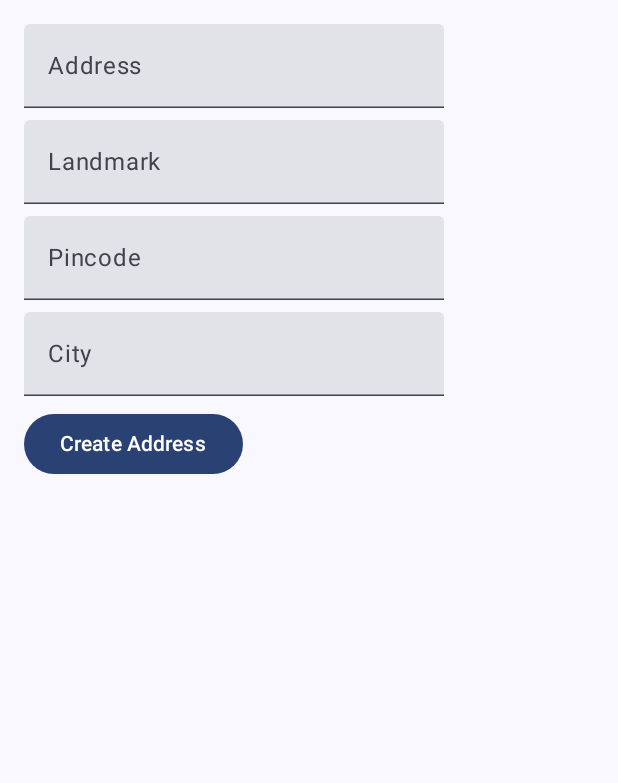
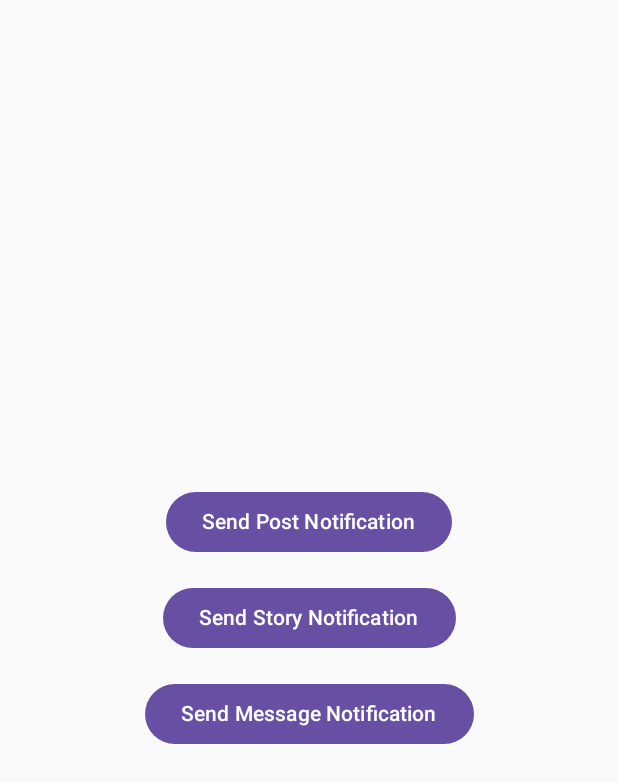
Before and after one commit to Mamta2907/compose_and_mvvm, an Android app built with Jetpack Compose: the screen it shows after launch (ScrapProductsActivity before the commit, NotificationActivity after it), on a phone screen of 412 x 824 dp. Shown: the top 783 px of the screen. Run offline under Robolectric (Android 15) with nearby library versions, the phone set to English and light mode, and no system bars.

Commit message:
notification with diffrent channels

```diff
--- a/app/src/main/java/com/mamta/fdcompose/LoginActivity.kt
+++ b/app/src/main/java/com/mamta/fdcompose/activity/LoginActivity.kt
@@ -1,4 +1,4 @@
-package com.mamta.fdcompose
+package com.mamta.fdcompose.activity
 
 import android.os.Bundle
 import androidx.activity.ComponentActivity
--- a/app/src/main/java/com/mamta/fdcompose/MainActivity.kt
+++ b/app/src/main/java/com/mamta/fdcompose/activity/MainActivity.kt
@@ -1,4 +1,4 @@
-package com.mamta.fdcompose
+package com.mamta.fdcompose.activity
 
 import android.os.Bundle
 import androidx.activity.ComponentActivity
--- /dev/null
+++ b/app/src/main/java/com/mamta/fdcompose/activity/NotificationActivity.kt
@@ -0,0 +1,110 @@
+package com.mamta.fdcompose.activity
+
+import android.app.NotificationChannel
+import android.app.NotificationManager
+import android.content.Context
+import android.os.Build
+import android.os.Bundle
+import androidx.activity.ComponentActivity
+import androidx.activity.compose.setContent
+import androidx.compose.foundation.layout.Arrangement
+import androidx.compose.foundation.layout.Column
+import androidx.compose.foundation.layout.Spacer
+import androidx.compose.foundation.layout.fillMaxSize
+import androidx.compose.foundation.layout.height
+import androidx.compose.foundation.layout.padding
+import androidx.compose.material3.Button
+import androidx.compose.material3.MaterialTheme
+import androidx.compose.material3.Surface
+import androidx.compose.material3.Text
+import androidx.compose.runtime.Composable
+import androidx.compose.ui.Alignment
+import androidx.compose.ui.Modifier
+import androidx.compose.ui.platform.LocalContext
+import androidx.compose.ui.tooling.preview.Preview
+import androidx.compose.ui.unit.dp
+import androidx.core.app.NotificationCompat
+import com.mamta.fdcompose.R
+import com.mamta.fdcompose.ui.theme.FDComposeTheme
+
+class NotificationActivity : ComponentActivity() {
+    override fun onCreate(savedInstanceState: Bundle?) {
+        super.onCreate(savedInstanceState)
+        createNotificationChannels()
+
+        setContent {
+            NotificationApp()
+        }
+    }
+
+    private fun createNotificationChannels() {
+        if (Build.VERSION.SDK_INT >= Build.VERSION_CODES.O) {
+            val postChannel = NotificationChannel(
+                "post_channel",
+                "Post Notifications",
+                NotificationManager.IMPORTANCE_DEFAULT
+            ).apply { description = "Notifications for new posts" }
+
+            val storyChannel = NotificationChannel(
+                "story_channel",
+                "Story Notifications",
+                NotificationManager.IMPORTANCE_LOW
+            ).apply { description = "Notifications for new stories" }
+
+            val messageChannel = NotificationChannel(
+                "message_channel",
+                "Message Notifications",
+                NotificationManager.IMPORTANCE_HIGH
+            ).apply { description = "Notifications for new messages" }
+
+            val notificationManager = getSystemService(NotificationManager::class.java)
+            notificationManager.createNotificationChannels(
+                listOf(
+                    postChannel,
+                    storyChannel,
+                    messageChannel
+                )
+            )
+        }
+    }
+}
+
+@Composable
+fun NotificationApp() {
+    val context = LocalContext.current
+
+    Column(
+        modifier = Modifier.fillMaxSize().padding(16.dp),
+        verticalArrangement = Arrangement.Center,
+        horizontalAlignment = Alignment.CenterHorizontally
+    ) {
+        Button(onClick = { sendNotification(context, "post_channel", "New Post", "Someone uploaded a new post.") }) {
+            Text("Send Post Notification")
+        }
+
+        Spacer(modifier = Modifier.height(16.dp))
+
+        Button(onClick = { sendNotification(context, "story_channel", "New Story", "A new story is available!") }) {
+            Text("Send Story Notification")
+        }
+
+        Spacer(modifier = Modifier.height(16.dp))
+
+        Button(onClick = { sendNotification(context, "message_channel", "New Message", "You received a new message!") }) {
+            Text("Send Message Notification")
+        }
+    }
+}
+
+
+
+fun sendNotification(context: Context, channelId: String, title: String, message: String) {
+    val builder = NotificationCompat.Builder(context, channelId)
+        .setSmallIcon(R.drawable.baseline_cake_24)
+        .setContentTitle(title)
+        .setContentText(message)
+        .setPriority(NotificationCompat.PRIORITY_DEFAULT)
+
+    val notificationManager = context.getSystemService(NotificationManager::class.java)
+    notificationManager.notify((0..1000).random(), builder.build()) // Random ID to show multiple notifications
+}
--- a/app/src/main/java/com/mamta/fdcompose/RegisterActivity.kt
+++ b/app/src/main/java/com/mamta/fdcompose/activity/RegisterActivity.kt
@@ -1,4 +1,4 @@
-package com.mamta.fdcompose
+package com.mamta.fdcompose.activity
 
 import android.os.Bundle
 import androidx.activity.ComponentActivity
@@ -26,10 +26,8 @@ import androidx.compose.runtime.setValue
 import androidx.compose.ui.Alignment
 import androidx.compose.ui.Modifier
 import androidx.compose.ui.text.font.FontWeight
-import androidx.compose.ui.tooling.preview.Preview
 import androidx.compose.ui.unit.dp
 import androidx.compose.ui.unit.sp
-import com.mamta.fdcompose.ViewModel.ProductViewModel
 import com.mamta.fdcompose.ViewModel.RegisterViewModel
 import com.mamta.fdcompose.ui.theme.FDComposeTheme
 
--- a/app/src/main/java/com/mamta/fdcompose/ScrapProductsActivity.kt
+++ b/app/src/main/java/com/mamta/fdcompose/activity/ScrapProductsActivity.kt
@@ -1,7 +1,6 @@
-package com.mamta.fdcompose
+package com.mamta.fdcompose.activity
 
 import android.os.Bundle
-import android.widget.Toast
 import androidx.activity.ComponentActivity
 import androidx.activity.compose.setContent
 import androidx.activity.viewModels
@@ -13,11 +12,6 @@ import androidx.compose.foundation.layout.fillMaxSize
 import androidx.compose.foundation.layout.height
 import androidx.compose.foundation.layout.padding
 import androidx.compose.foundation.layout.width
-import androidx.compose.foundation.lazy.LazyColumn
-import androidx.compose.foundation.lazy.grid.GridCells
-import androidx.compose.foundation.lazy.grid.LazyVerticalGrid
-import androidx.compose.foundation.lazy.items
-import androidx.compose.foundation.lazy.staggeredgrid.LazyHorizontalStaggeredGrid
 import androidx.compose.foundation.lazy.staggeredgrid.LazyVerticalStaggeredGrid
 import androidx.compose.foundation.lazy.staggeredgrid.StaggeredGridCells
 import androidx.compose.foundation.lazy.staggeredgrid.items
@@ -25,7 +19,6 @@ import androidx.compose.material3.Button
 import androidx.compose.material3.Card
 import androidx.compose.material3.CircularProgressIndicator
 import androidx.compose.material3.MaterialTheme
-import androidx.compose.material3.Snackbar
 import androidx.compose.material3.Surface
 import androidx.compose.material3.Text
 import androidx.compose.material3.TextField
@@ -40,52 +33,43 @@ import androidx.compose.ui.Alignment
 import androidx.compose.ui.Modifier
 import androidx.compose.ui.graphics.Color
 import androidx.compose.ui.layout.ContentScale
-import androidx.compose.ui.platform.LocalContext
 import androidx.compose.ui.text.style.TextAlign
-import androidx.compose.ui.tooling.preview.Preview
 import androidx.compose.ui.unit.dp
-import androidx.lifecycle.ViewModel
 import coil.compose.AsyncImage
-import com.mamta.fdcompose.ApiConfig.RetrofitInstance
 import com.mamta.fdcompose.Model.CreateAddressBody
 import com.mamta.fdcompose.Model.ProductModel
 import com.mamta.fdcompose.ViewModel.AddressViewModel
+import com.mamta.fdcompose.ViewModel.LoginViewModel
 import com.mamta.fdcompose.ViewModel.ProductViewModel
 import com.mamta.fdcompose.ui.theme.FDComposeTheme
-import retrofit2.Call
-import retrofit2.Callback
-import retrofit2.Response
 
 class ScrapProductsActivity : ComponentActivity() {
-    private val viewModel: ProductViewModel by viewModels()
     private val addressViewModel: AddressViewModel by viewModels()
+    private val model: ProductViewModel by viewModels()
     override fun onCreate(savedInstanceState: Bundle?) {
         super.onCreate(savedInstanceState)
         setContent {
             FDComposeTheme {
+                // A surface container using the 'background' color from the theme
                 Surface(
                     modifier = Modifier.fillMaxSize(),
                     color = MaterialTheme.colorScheme.background
                 ) {
                     //Greeting2("Android")
-                    //myProductList(model = viewModel)
                     createAddress(model = addressViewModel)
+                    //myProductList(model = model)
                 }
             }
         }
     }
 }
 
-
 @Composable
 private fun createAddress(model: AddressViewModel) {
     var address by remember { mutableStateOf("") }
     var landmark by remember { mutableStateOf("") }
     var pincode by remember { mutableStateOf("") }
-
-    var city by remember {
-        mutableStateOf("")
-    }
+    var city by remember { mutableStateOf("") }
 
     val response by model.addressResponse.collectAsState()
     val error by model.errorMessage.collectAsState()
@@ -110,7 +94,8 @@ private fun createAddress(model: AddressViewModel) {
 
         TextField(value = city, onValueChange = { city = it }, label = { Text(text = "City") })
 
-        Button(onClick = {
+        Button(
+            onClick = {
                 val requestBody = CreateAddressBody(
                     address = address,
                     area = "Test Area",
@@ -131,7 +116,7 @@ private fun createAddress(model: AddressViewModel) {
             Text(text = ("Create Address"))
         }
 
-        if (isLoading){
+        if (isLoading) {
             CircularProgressIndicator(modifier = Modifier.align(Alignment.CenterHorizontally))
         }
 
--- a/app/src/main/res/values/strings.xml
+++ b/app/src/main/res/values/strings.xml
@@ -5,4 +5,5 @@
     <string name="title_activity_compose">ComposeActivity</string>
     <string name="title_activity_register">RegisterActivity</string>
     <string name="title_activity_scrap_products">ScrapProductsActivity</string>
+    <string name="title_activity_notification">NotificationActivity</string>
 </resources>
```
Also changed, not shown: app/src/main/AndroidManifest.xml (+17 -9 lines), app/src/main/java/com/mamta/fdcompose/ComposeActivity.kt (deleted, +0 -46 lines), app/src/main/java/com/mamta/fdcompose/activity/ComposeActivity.kt (renamed from app/src/main/java/com/mamta/fdcompose/SecondActivity.kt, +40 -20 lines). Lines whose indentation alone changed are shown as unchanged.
